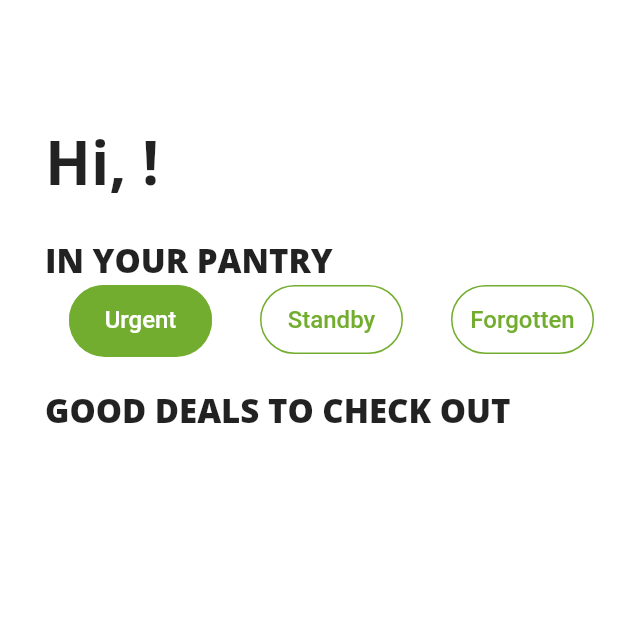
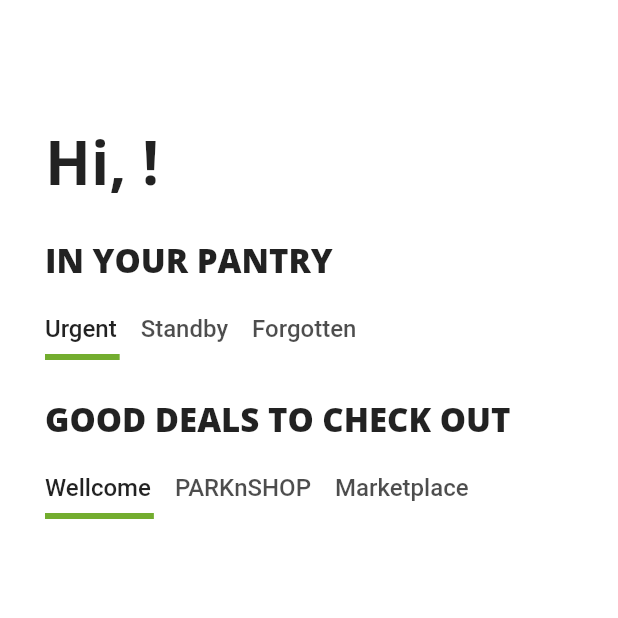
Before and after one commit to regexyl/ecogro, a Flutter app: the Home screen opened directly, on a phone screen of 412 x 824 dp, the top half of it. Run offline on Flutter 3.47's test engine with Material 2 defaults, Android fonts, the light colour scheme and no system bars; our stand-ins replace cloud_firestore, firebase_analytics, firebase_auth, firebase_core, flutter_icons, flutter_screenutil and 2 more; accounts and stored records are empty.

Commit message:
added tab menu for home

```diff
--- a/lib/pages/home.dart
+++ b/lib/pages/home.dart
@@ -66,8 +66,11 @@ class _HomeState extends State<Home> {
                       ],
                     ),
                     Container(
-                      height: 50.0,
-                      child: TabMenu('Urgent', 'Standby', 'Forgotten'), // only 3 parameters allowed
+                      height: 8.0,
+                    ),
+                    Row(
+                      mainAxisAlignment: MainAxisAlignment.start,
+                      children: [TabMenu(['Urgent', 'Standby', 'Forgotten'])],
                     ),
 
                     Container(
@@ -82,6 +85,13 @@ class _HomeState extends State<Home> {
                         )
                       ],
                     ),
+                    Container(
+                      height: 8.0,
+                    ),
+                    Row(
+                      mainAxisAlignment: MainAxisAlignment.start,
+                      children: [TabMenu(['Wellcome', "PARKnSHOP", 'Marketplace'])],
+                    ),
                   ])));
         }
 
--- a/lib/widgets/tab_menu.dart
+++ b/lib/widgets/tab_menu.dart
@@ -2,67 +2,33 @@ import 'package:flutter/material.dart';
 import 'package:ecogro/utils/constants.dart';
 
 class TabMenu extends StatelessWidget {
-  final String tab1;
-  final String tab2;
-  final String tab3;
+  final List<String> _tabs;
 
-  TabMenu(this.tab1, this.tab2, this.tab3);
+  TabMenu(this._tabs);
 
   @override
   Widget build(BuildContext context) {
     return DefaultTabController(
-        length: 3,
-        child: AppBar(
-            backgroundColor: Colors.white,
-            elevation: 0,
-            bottom: TabBar(
-                unselectedLabelColor: Constants.primaryColor,
-                labelStyle: TextStyle(fontSize: 16),
-                labelColor: Colors.white,
-                indicatorSize: TabBarIndicatorSize.label,
-                indicator: BoxDecoration(
-                    borderRadius: BorderRadius.circular(50),
-                    color: Constants.primaryColor),
-                // The following tabs should be dynamically generated, not hard-coded!
-                tabs: [
-                  Tab(
-                    child: Container(
-                      decoration: BoxDecoration(
-                          borderRadius: BorderRadius.circular(50),
-                          border:
-                              Border.all(color: Constants.primaryColor, width: 1)),
-                      child: Align(
-                        alignment: Alignment.center,
-                        child: Text('$tab1'),
-                      ),
-                    ),
-                  ),
-                  Tab(
-                    child: Container(
-                      decoration: BoxDecoration(
-                          borderRadius: BorderRadius.circular(50),
-                          border:
-                              Border.all(color: Constants.primaryColor, width: 1)),
-                      child: Align(
-                        alignment: Alignment.center,
-                        child: Text('$tab2',),
-                      ),
-                    ),
-                  ),
-                  Tab(
-                    child: Container(
-                      decoration: BoxDecoration(
-                          borderRadius: BorderRadius.circular(50),
-                          border:
-                              Border.all(color: Constants.primaryColor, width: 1)),
-                      child: Align(
-                        alignment: Alignment.center,
-                        child: Text('$tab3'),
-                      ),
-                    ),
-                  ),
-                ]),
-          ),
+        length: _tabs.length,
+        child: TabBar(
+          indicator: UnderlineTabIndicator(
+            borderSide: BorderSide(
+              width: 4,
+              color: Constants.primaryColor,
+            ),
+            insets: EdgeInsets.only(
+              left: 0,
+              right: 14,
+              bottom: 4)),
+            isScrollable: true,
+            labelPadding: EdgeInsets.only(left: 0, right: 16),
+            tabs: _tabs
+              .map((label) =>
+              Tab(child: Text('$label', style: TextStyle(fontSize: 16),),)
+            )
+          .toList(),
+        ),
+
         );
   }
 }
```
